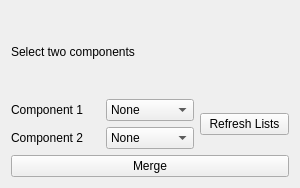
Before: the Qt Designer form AdenitaCoreSE/form/SEMergePartsEditorGUI.ui in edellano/Adenita-SAMSON-Edition, drawn with Qt 5.
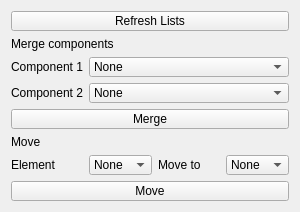
After: the same form once the commit is applied.

Commit message: Added interaction to move ds and ss to merge parts editor

Diff of the .ui file:
```diff
--- a/AdenitaCoreSE/form/SEMergePartsEditorGUI.ui
+++ b/AdenitaCoreSE/form/SEMergePartsEditorGUI.ui
@@ -7,13 +7,13 @@
     <x>0</x>
     <y>0</y>
     <width>300</width>
-    <height>188</height>
+    <height>212</height>
    </rect>
   </property>
   <property name="minimumSize">
    <size>
     <width>300</width>
-    <height>188</height>
+    <height>212</height>
    </size>
   </property>
   <property name="windowTitle">
@@ -22,15 +22,15 @@
   <layout class="QVBoxLayout" name="verticalLayout">
    <item>
     <layout class="QGridLayout" name="gridLayout">
-     <item row="2" column="0">
+     <item row="3" column="0">
       <widget class="QLabel" name="label_3">
        <property name="text">
         <string>Component 2</string>
        </property>
       </widget>
      </item>
-     <item row="1" column="1">
-      <widget class="QComboBox" name="cmbPart1">
+     <item row="6" column="3">
+      <widget class="QComboBox" name="cmbPartM">
        <item>
         <property name="text">
          <string>None</string>
@@ -38,14 +38,74 @@
        </item>
       </widget>
      </item>
-     <item row="1" column="0">
+     <item row="6" column="2">
+      <widget class="QLabel" name="label_6">
+       <property name="text">
+        <string>Move to</string>
+       </property>
+      </widget>
+     </item>
+     <item row="1" column="0" colspan="4">
+      <widget class="QLabel" name="label">
+       <property name="text">
+        <string>Merge components</string>
+       </property>
+      </widget>
+     </item>
+     <item row="6" column="0">
+      <widget class="QLabel" name="label_5">
+       <property name="text">
+        <string>Element</string>
+       </property>
+      </widget>
+     </item>
+     <item row="6" column="1">
+      <widget class="QComboBox" name="cmbElement">
+       <item>
+        <property name="text">
+         <string>None</string>
+        </property>
+       </item>
+      </widget>
+     </item>
+     <item row="2" column="0">
       <widget class="QLabel" name="label_2">
        <property name="text">
         <string>Component 1</string>
        </property>
       </widget>
      </item>
-     <item row="2" column="1">
+     <item row="5" column="0" colspan="4">
+      <widget class="QLabel" name="label_4">
+       <property name="text">
+        <string>Move</string>
+       </property>
+      </widget>
+     </item>
+     <item row="4" column="0" colspan="4">
+      <widget class="QPushButton" name="btnMerge">
+       <property name="text">
+        <string>Merge</string>
+       </property>
+      </widget>
+     </item>
+     <item row="7" column="0" colspan="4">
+      <widget class="QPushButton" name="btnMove">
+       <property name="text">
+        <string>Move</string>
+       </property>
+      </widget>
+     </item>
+     <item row="2" column="1" colspan="3">
+      <widget class="QComboBox" name="cmbPart1">
+       <item>
+        <property name="text">
+         <string>None</string>
+        </property>
+       </item>
+      </widget>
+     </item>
+     <item row="3" column="1" colspan="3">
       <widget class="QComboBox" name="cmbPart2">
        <item>
         <property name="text">
@@ -54,27 +114,13 @@
        </item>
       </widget>
      </item>
-     <item row="1" column="2" rowspan="2">
+     <item row="0" column="0" colspan="4">
       <widget class="QPushButton" name="btnRefresh">
        <property name="text">
         <string>Refresh Lists</string>
        </property>
       </widget>
      </item>
-     <item row="0" column="0" colspan="3">
-      <widget class="QLabel" name="label">
-       <property name="text">
-        <string>Select two components</string>
-       </property>
-      </widget>
-     </item>
-     <item row="3" column="0" colspan="3">
-      <widget class="QPushButton" name="btnMerge">
-       <property name="text">
-        <string>Merge</string>
-       </property>
-      </widget>
-     </item>
     </layout>
    </item>
   </layout>
```
Left out of the diff: 17 changed lines with no effect on the pictures. The commit also changes 6 other files.
